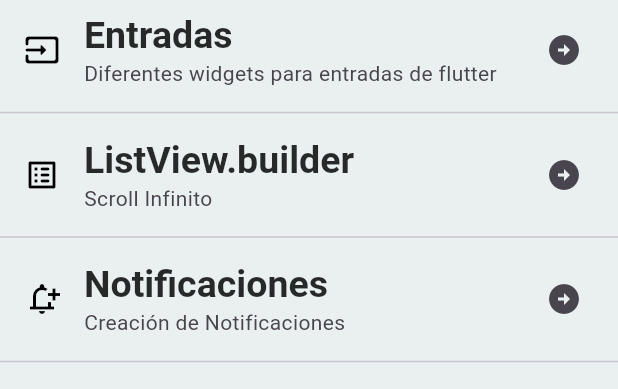
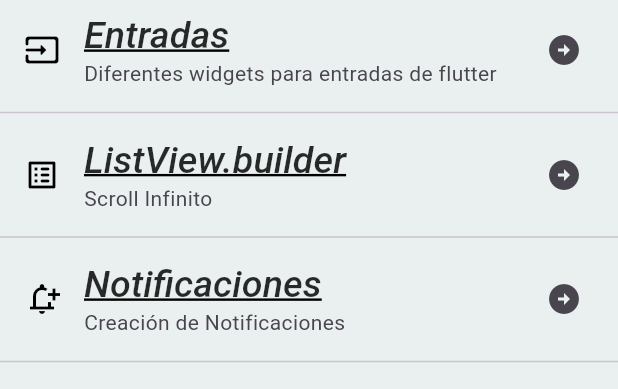
Before and after one commit to juandelcar/componentes_flutter, a Flutter app: the screen it shows after launch, on a phone screen of 412 x 824 dp, the part 84-473 px from its top. Run offline on Flutter 3.47's test engine with Material 3 defaults, Android fonts, the phone set to English and light mode, and no system bars; our stand-ins replace google_fonts.

Commit message:
Adding Google Fonts to the AppTheme

```diff
--- a/lib/theme/app_theme.dart
+++ b/lib/theme/app_theme.dart
@@ -1,4 +1,5 @@
 import 'package:flutter/material.dart';
+import 'package:google_fonts/google_fonts.dart';
 
 class AppTheme {
   static const mainColor = Color.fromARGB(255, 29, 245, 245);
@@ -8,12 +9,16 @@ class AppTheme {
   static final ThemeData lightTheme = ThemeData().copyWith(
     scaffoldBackgroundColor: backColor,
     appBarTheme: const AppBarTheme(color: mainColor),
-    textTheme: const TextTheme(
-      headlineLarge: TextStyle(
-        color: Color.fromARGB(232, 20, 21, 21),
+    textTheme:  TextTheme(
+      headlineLarge: GoogleFonts.tiltNeon(
+        color: const Color.fromARGB(232, 20, 21, 21),
         fontSize: 25.0,
-        fontWeight: FontWeight.bold,
-        fontFamily: 'sans-serif',
+        fontWeight: FontWeight.w500,
+        decoration: TextDecoration.underline,
+        decorationColor: Colors.black,
+        decorationStyle: TextDecorationStyle.solid,
+        decorationThickness: 1.3,
+        fontStyle: FontStyle.italic,
       ),
     ),
   );
--- a/pubspec.yaml
+++ b/pubspec.yaml
@@ -9,6 +9,7 @@ environment:
 dependencies:
   flutter:
     sdk: flutter
+  google_fonts: ^6.1.0
 
 dev_dependencies:
   flutter_test:
```
Also changed, not shown: pubspec.lock.
